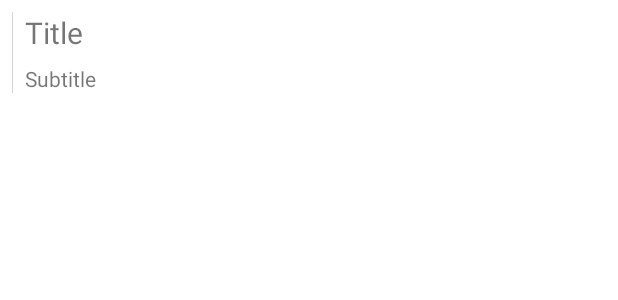
After one commit to FRC-Scouting-Application/FRCScoutingAndroidApp, an Android app: the layout list_item.xml on its own in the app's theme, with its tools: preview values and no code run, on a phone screen of 412 x 824 dp. The commit adds this screen. Shown: the top 300 px of the screen. Run offline under Robolectric (Android 15) with nearby library versions, the phone set to English and light mode, and no system bars.

Commit message:
Added Teams List, and fixed order by on localDB tables

```diff
--- a/app/src/main/java/ca/tnoah/frc/scouting/services/localdb/EventsDAO.java
+++ b/app/src/main/java/ca/tnoah/frc/scouting/services/localdb/EventsDAO.java
@@ -13,7 +13,7 @@ import ca.tnoah.frc.scouting.models.Event;
 @Dao
 public interface EventsDAO {
 
-    @Query("SELECT * FROM events")
+    @Query("SELECT * FROM events ORDER BY `startDate` ASC")
     List<Event> getAll();
 
     @Query("SELECT * FROM events WHERE `key` = :key")
--- a/app/src/main/java/ca/tnoah/frc/scouting/services/localdb/MatchesDAO.java
+++ b/app/src/main/java/ca/tnoah/frc/scouting/services/localdb/MatchesDAO.java
@@ -13,7 +13,7 @@ import ca.tnoah.frc.scouting.models.Match;
 @Dao
 public interface MatchesDAO {
 
-    @Query("SELECT * FROM matches")
+    @Query("SELECT * FROM matches ORDER BY `matchNumber` ASC")
     List<Match> getAll();
 
     @Query("SELECT * FROM matches WHERE `key` = :key")
--- a/app/src/main/java/ca/tnoah/frc/scouting/services/localdb/NotesDAO.java
+++ b/app/src/main/java/ca/tnoah/frc/scouting/services/localdb/NotesDAO.java
@@ -13,7 +13,7 @@ import ca.tnoah.frc.scouting.models.Note;
 @Dao
 public interface NotesDAO {
 
-    @Query("SELECT * FROM notes")
+    @Query("SELECT * FROM notes ORDER BY `scoutName` ASC")
     List<Note> getAll();
 
     @Query("SELECT * FROM notes WHERE `id` = :id")
--- a/app/src/main/java/ca/tnoah/frc/scouting/services/localdb/ScoutsDAO.java
+++ b/app/src/main/java/ca/tnoah/frc/scouting/services/localdb/ScoutsDAO.java
@@ -13,7 +13,7 @@ import ca.tnoah.frc.scouting.models.Scout;
 @Dao
 public interface ScoutsDAO {
 
-    @Query("SELECT * FROM scouts")
+    @Query("SELECT * FROM scouts ORDER BY `scoutName` ASC")
     List<Scout> getAll();
 
     @Query("SELECT * FROM scouts WHERE `id` = :id")
--- a/app/src/main/java/ca/tnoah/frc/scouting/services/localdb/TeamsDAO.java
+++ b/app/src/main/java/ca/tnoah/frc/scouting/services/localdb/TeamsDAO.java
@@ -13,7 +13,7 @@ import ca.tnoah.frc.scouting.models.Team;
 @Dao
 public interface TeamsDAO {
 
-    @Query("SELECT * FROM teams")
+    @Query("SELECT * FROM teams ORDER BY `teamNumber` ASC")
     List<Team> getAll();
 
     @Query("SELECT * FROM teams WHERE `key` = :key")
--- a/app/src/main/java/ca/tnoah/frc/scouting/services/localdb/TemplatesDAO.java
+++ b/app/src/main/java/ca/tnoah/frc/scouting/services/localdb/TemplatesDAO.java
@@ -13,7 +13,7 @@ import ca.tnoah.frc.scouting.models.Template;
 @Dao
 public interface TemplatesDAO {
 
-    @Query("SELECT * FROM templates")
+    @Query("SELECT * FROM templates ORDER BY `defaultTemplate` DESC, `version` DESC, `name` ASC")
     List<Template> getAll();
 
     @Query("SELECT * FROM templates WHERE `id` = :id AND `version` = :version")
--- /dev/null
+++ b/app/src/main/res/layout/list_item.xml
@@ -0,0 +1,42 @@
+<?xml version="1.0" encoding="utf-8"?>
+<androidx.constraintlayout.widget.ConstraintLayout xmlns:android="http://schemas.android.com/apk/res/android"
+    xmlns:app="http://schemas.android.com/apk/res-auto"
+    xmlns:tools="http://schemas.android.com/tools"
+    android:layout_width="match_parent"
+    android:layout_height="70dp">
+
+    <TextView
+        android:id="@+id/li_title"
+        android:layout_width="wrap_content"
+        android:layout_height="wrap_content"
+        android:layout_marginStart="8dp"
+        android:text="@string/title"
+        android:textSize="20sp"
+        app:layout_constraintBottom_toTopOf="@+id/li_subtitle"
+        app:layout_constraintStart_toEndOf="@+id/li_image"
+        app:layout_constraintTop_toTopOf="parent"
+        app:textAllCaps="false" />
+
+    <TextView
+        android:id="@+id/li_subtitle"
+        android:layout_width="wrap_content"
+        android:layout_height="wrap_content"
+        android:text="@string/subtitle"
+        app:layout_constraintBottom_toBottomOf="parent"
+        app:layout_constraintStart_toStartOf="@+id/li_title"
+        app:layout_constraintTop_toBottomOf="@+id/li_title" />
+
+    <ImageView
+        android:id="@+id/li_image"
+        android:layout_width="wrap_content"
+        android:layout_height="0dp"
+        android:layout_marginStart="8dp"
+        android:layout_marginTop="8dp"
+        android:layout_marginBottom="8dp"
+        android:maxWidth="54dp"
+        android:maxHeight="54dp"
+        app:layout_constraintBottom_toBottomOf="parent"
+        app:layout_constraintStart_toStartOf="parent"
+        app:layout_constraintTop_toTopOf="parent"
+        tools:srcCompat="@tools:sample/avatars" />
+</androidx.constraintlayout.widget.ConstraintLayout>
--- a/app/src/main/res/values/strings.xml
+++ b/app/src/main/res/values/strings.xml
@@ -10,6 +10,9 @@
     <string name="menu_templates">Templates</string>
     <string name="menu_settings">Settings</string>
 
+    <!-- List Items -->
+    <string name="title">Title</string>
+    <string name="subtitle">Subtitle</string>
 
     <!-- Unsorted -->
     <string name="navigation_drawer_open">Open navigation drawer</string>
```
Also changed, not shown: app/src/main/java/ca/tnoah/frc/scouting/ui/teams/TeamsFragment.java (+16 -2 lines), app/src/main/java/ca/tnoah/frc/scouting/ui/teams/TeamsListAdapter.java (added, +48 -0 lines), app/src/main/res/layouts/teams/layout/fragment_teams.xml (+16 -7 lines).
